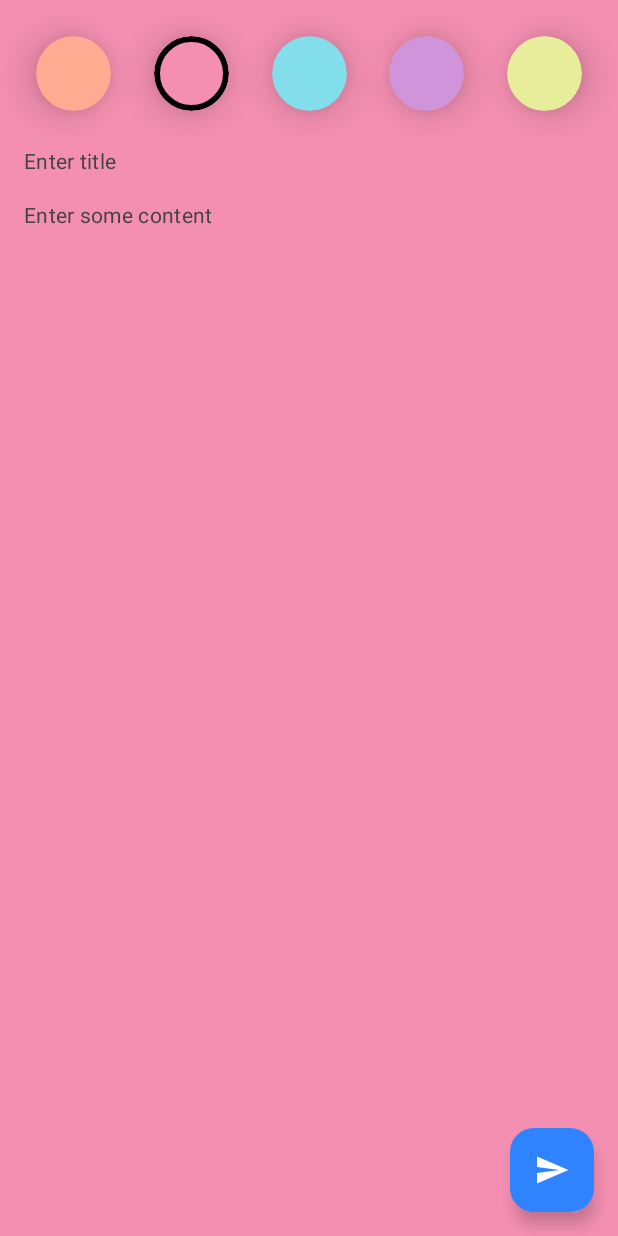
After one commit to devenvoy/Note-App-CMP, an Android app built with Jetpack Compose: the composable AddEditNoteScreen called with empty values, on a phone screen of 412 x 824 dp. The commit adds this screen. Run offline under Robolectric (Android 15) with nearby library versions, the phone set to English and light mode, and no system bars; our stand-ins replace Compose Multiplatform resources, Voyager; 4 statements that could not run were skipped.

Commit message:
crud operation implemented

```diff
--- a/composeApp/src/commonMain/kotlin/com/devansh/noteapp/App.kt
+++ b/composeApp/src/commonMain/kotlin/com/devansh/noteapp/App.kt
@@ -11,7 +11,7 @@ import org.jetbrains.compose.ui.tooling.preview.Preview
 @Composable
 @Preview
 fun App(db: SqlDelightNoteDataSource) {
-    Constants.dbClient = db
+    Constants.noteDatabase = db
   NoteAppTheme {
       Navigator(SplashScreen())
   }
--- a/composeApp/src/commonMain/kotlin/com/devansh/noteapp/domain/model/Note.kt
+++ b/composeApp/src/commonMain/kotlin/com/devansh/noteapp/domain/model/Note.kt
@@ -19,7 +19,7 @@ data class Note(
     val created: LocalDateTime
 ) {
     companion object {
-        private val colors = listOf(
+        val colors = listOf(
             RedOrangeHex,
             RedPinkHex,
             BabyBlueHex,
--- /dev/null
+++ b/composeApp/src/commonMain/kotlin/com/devansh/noteapp/ui/components/HintUI.kt
@@ -0,0 +1,40 @@
+package com.devansh.noteapp.ui.components
+
+import androidx.compose.foundation.layout.Box
+import androidx.compose.foundation.layout.fillMaxWidth
+import androidx.compose.foundation.text.BasicTextField
+import androidx.compose.material3.Text
+import androidx.compose.runtime.Composable
+import androidx.compose.ui.Modifier
+import androidx.compose.ui.focus.FocusState
+import androidx.compose.ui.focus.onFocusChanged
+import androidx.compose.ui.graphics.Color
+import androidx.compose.ui.text.TextStyle
+
+
+@Composable
+fun HintUI(
+    text: String,
+    hint: String,
+    modifier: Modifier = Modifier,
+    isHintVisible: Boolean = false,
+    onValueChange: (String) -> Unit,
+    textStyle: TextStyle,
+    singleLine: Boolean = false,
+    onFocusChange: (FocusState) -> Unit
+) {
+    Box(modifier = Modifier) {
+        BasicTextField(
+            value = text,
+            onValueChange = onValueChange,
+            singleLine = singleLine,
+            textStyle = textStyle,
+            modifier = Modifier
+                .fillMaxWidth()
+                .onFocusChanged { onFocusChange(it) }
+        )
+        if (isHintVisible) {
+            Text(text = hint, style = textStyle, color = Color.DarkGray)
+        }
+    }
+}
--- /dev/null
+++ b/composeApp/src/commonMain/kotlin/com/devansh/noteapp/ui/composable/add_edit_note/AddEditNoteEvent.kt
@@ -0,0 +1,15 @@
+package com.devansh.noteapp.ui.composable.add_edit_note
+
+import androidx.compose.ui.focus.FocusState
+
+sealed class AddEditNoteEvent {
+    data class EnteredTitle(val newTitle: String) : AddEditNoteEvent()
+    data class ChangeTitleFocus(val focusState: FocusState) : AddEditNoteEvent()
+
+    data class EnteredContent(val newContent: String) : AddEditNoteEvent()
+    data class ChangeContentFocus(val focusState: FocusState) : AddEditNoteEvent()
+
+    data class ChangeColor(val color: Long) : AddEditNoteEvent()
+
+    data object SaveNote : AddEditNoteEvent()
+}
--- /dev/null
+++ b/composeApp/src/commonMain/kotlin/com/devansh/noteapp/ui/composable/add_edit_note/AddEditNoteScreen.kt
@@ -0,0 +1,162 @@
+package com.devansh.noteapp.ui.composable.add_edit_note
+
+import androidx.compose.animation.Animatable
+import androidx.compose.animation.core.tween
+import androidx.compose.foundation.background
+import androidx.compose.foundation.border
+import androidx.compose.foundation.clickable
+import androidx.compose.foundation.layout.Arrangement
+import androidx.compose.foundation.layout.Box
+import androidx.compose.foundation.layout.Column
+import androidx.compose.foundation.layout.Row
+import androidx.compose.foundation.layout.Spacer
+import androidx.compose.foundation.layout.fillMaxHeight
+import androidx.compose.foundation.layout.fillMaxSize
+import androidx.compose.foundation.layout.fillMaxWidth
+import androidx.compose.foundation.layout.height
+import androidx.compose.foundation.layout.padding
+import androidx.compose.foundation.layout.size
+import androidx.compose.foundation.shape.CircleShape
+import androidx.compose.material.icons.Icons
+import androidx.compose.material.icons.automirrored.filled.Send
+import androidx.compose.material3.FloatingActionButton
+import androidx.compose.material3.Icon
+import androidx.compose.material3.MaterialTheme
+import androidx.compose.material3.Scaffold
+import androidx.compose.material3.SnackbarHostState
+import androidx.compose.runtime.Composable
+import androidx.compose.runtime.LaunchedEffect
+import androidx.compose.runtime.remember
+import androidx.compose.runtime.rememberCoroutineScope
+import androidx.compose.ui.Modifier
+import androidx.compose.ui.draw.clip
+import androidx.compose.ui.draw.shadow
+import androidx.compose.ui.graphics.Color
+import androidx.compose.ui.unit.dp
+import cafe.adriel.voyager.core.model.rememberScreenModel
+import cafe.adriel.voyager.core.screen.Screen
+import cafe.adriel.voyager.navigator.LocalNavigator
+import cafe.adriel.voyager.navigator.currentOrThrow
+import com.devansh.noteapp.domain.model.Note
+import com.devansh.noteapp.ui.composable.core.Constants
+import com.devansh.noteapp.ui.components.HintUI
+import kotlinx.coroutines.flow.collectLatest
+import kotlinx.coroutines.launch
+
+class AddEditNoteScreen(private val noteId: Long) : Screen {
+    @Composable
+    override fun Content() {
+        val navigator = LocalNavigator.currentOrThrow
+        val viewModel = rememberScreenModel { AddEditNoteViewModel(Constants.noteDatabase) }
+        LaunchedEffect(Unit) {
+            viewModel.initState(noteId = noteId)
+        }
+        AddEditScreenContent(viewModel = viewModel, onNavigateUp = { navigator.pop() })
+    }
+}
+
+@Composable
+fun AddEditScreenContent(
+    viewModel: AddEditNoteViewModel, onNavigateUp: () -> Unit
+) {
+    val titleState = viewModel.noteTitle.value
+    val contentState = viewModel.noteContent.value
+    val noteBgAnimation = remember { Animatable(Color(viewModel.noteColor.value)) }
+
+    val scope = rememberCoroutineScope()
+
+    LaunchedEffect(key1 = true) {
+        viewModel.eventFlow.collectLatest { event ->
+            when (event) {
+                is AddEditNoteViewModel.UiEvent.ShowSnackbar -> {
+                    SnackbarHostState().showSnackbar(
+                        message = event.message
+                    )
+                }
+
+                is AddEditNoteViewModel.UiEvent.SaveNote -> {
+                    onNavigateUp()
+                }
+            }
+        }
+    }
+
+    Scaffold(floatingActionButton = {
+        FloatingActionButton(
+            onClick = {
+                viewModel.onEvent(AddEditNoteEvent.SaveNote)
+            }, containerColor = MaterialTheme.colorScheme.primary
+        ) {
+            Icon(imageVector = Icons.AutoMirrored.Filled.Send, contentDescription = "Save Note")
+        }
+    }) { padding ->
+        //making a Row to select colors
+        Column(
+            modifier = Modifier.fillMaxSize().background(noteBgAnimation.value).padding(16.dp)
+        ) {
+            Row(
+                modifier = Modifier.fillMaxWidth().padding(8.dp),
+                horizontalArrangement = Arrangement.SpaceBetween
+            ) {
+                //make circles for each color we have
+                Note.colors.forEach { colorInt ->
+                    val color = Color(colorInt)
+
+                    Box(modifier = Modifier.size(50.dp).shadow(15.dp, CircleShape).clip(CircleShape)
+                        .background(color).border(
+                            width = 4.dp,
+                            color = if (viewModel.noteColor.value == colorInt) {
+                                Color.Black  //color is selected
+                            } else {
+                                Color.Transparent  //color is deselected
+                            },
+                            shape = CircleShape
+                        ).clickable {
+                            scope.launch {
+                                noteBgAnimation.animateTo(
+                                    targetValue = Color(colorInt),
+                                    animationSpec = tween(durationMillis = 500)
+                                )
+                            }
+
+                            viewModel.onEvent(AddEditNoteEvent.ChangeColor(colorInt))
+                        }
+
+                    )
+                }
+            }
+
+            Spacer(Modifier.height(16.dp))
+
+            HintUI(
+                text = titleState.text,
+                hint = titleState.hint,
+                onValueChange = {
+                    viewModel.onEvent(AddEditNoteEvent.EnteredTitle(it))
+                },
+                onFocusChange = {
+                    viewModel.onEvent(AddEditNoteEvent.ChangeTitleFocus(it))
+                },
+                isHintVisible = titleState.isHintVisible,
+                singleLine = true,
+                textStyle = MaterialTheme.typography.bodyMedium
+            )
+
+            Spacer(Modifier.height(16.dp))
+
+            HintUI(
+                text = contentState.text,
+                hint = contentState.hint,
+                onValueChange = {
+                    viewModel.onEvent(AddEditNoteEvent.EnteredContent(it))
+                },
+                onFocusChange = {
+                    viewModel.onEvent(AddEditNoteEvent.ChangeContentFocus(it))
+                },
+                isHintVisible = contentState.isHintVisible,
+                textStyle = MaterialTheme.typography.bodyMedium,
+                modifier = Modifier.fillMaxHeight()
+            )
+        }
+    }
+}
--- /dev/null
+++ b/composeApp/src/commonMain/kotlin/com/devansh/noteapp/ui/composable/add_edit_note/AddEditNoteViewModel.kt
@@ -0,0 +1,109 @@
+package com.devansh.noteapp.ui.composable.add_edit_note
+
+import androidx.compose.runtime.MutableState
+import androidx.compose.runtime.State
+import androidx.compose.runtime.mutableStateOf
+import cafe.adriel.voyager.core.model.ScreenModel
+import cafe.adriel.voyager.core.model.screenModelScope
+import com.devansh.noteapp.domain.model.Note
+import com.devansh.noteapp.domain.repo.NoteDataSource
+import com.devansh.noteapp.domain.utils.DateTimeUtil
+import kotlinx.coroutines.flow.MutableSharedFlow
+import kotlinx.coroutines.flow.asSharedFlow
+import kotlinx.coroutines.launch
+
+class AddEditNoteViewModel(
+    private val noteDataSource: NoteDataSource
+) : ScreenModel {
+
+    private val _noteTitle = mutableStateOf(NoteTextFieldState(hint = "Enter title"))
+    val noteTitle: State<NoteTextFieldState> = _noteTitle
+
+    private val _noteContent = mutableStateOf(NoteTextFieldState(hint = "Enter some content"))
+    val noteContent: State<NoteTextFieldState> = _noteContent
+
+    private val _noteColor = mutableStateOf(Note.generateRandomColor())
+    val noteColor: MutableState<Long> = _noteColor
+
+    private val _eventFlow = MutableSharedFlow<UiEvent>()
+    val eventFlow = _eventFlow.asSharedFlow()
+
+    private var currentNoteId: Long? = null
+
+    fun initState(noteId: Long) {
+        if (noteId != -1L) {
+            screenModelScope.launch {
+                noteDataSource.getNoteById(noteId)?.also { note ->
+                    currentNoteId = note.id
+                    _noteTitle.value = noteTitle.value.copy(
+                        text = note.title,
+                        isHintVisible = false
+                    )
+
+                    _noteContent.value = noteContent.value.copy(
+                        text = note.content,
+                        isHintVisible = false
+                    )
+
+                    _noteColor.value = note.colorRes
+                }
+            }
+        }
+    }
+
+    fun onEvent(event: AddEditNoteEvent) {
+        when (event) {
+             is AddEditNoteEvent.EnteredTitle -> {
+                _noteTitle.value = noteTitle.value.copy(text = event.newTitle)
+            }
+
+             is AddEditNoteEvent.ChangeTitleFocus -> {
+                _noteTitle.value = noteTitle.value.copy(
+                    isHintVisible = !event.focusState.isFocused && noteTitle.value.text.isBlank()
+                )
+            }
+
+            is AddEditNoteEvent.EnteredContent -> {
+                _noteContent.value = noteContent.value.copy(text = event.newContent)
+            }
+
+            is AddEditNoteEvent.ChangeContentFocus -> {
+                _noteContent.value = noteContent.value.copy(
+                    isHintVisible = !event.focusState.isFocused && noteContent.value.text.isBlank()
+                )
+            }
+
+            is AddEditNoteEvent.ChangeColor -> {
+                _noteColor.value = event.color
+            }
+
+            is AddEditNoteEvent.SaveNote -> {
+                screenModelScope.launch {
+                    try {
+                        noteDataSource.insertNote(
+                            Note(
+                                title = noteTitle.value.text,
+                                content = noteContent.value.text,
+                                created = DateTimeUtil.now(),
+                                colorRes = noteColor.value,
+                                id = currentNoteId
+                            )
+                        )
+                        _eventFlow.emit(UiEvent.SaveNote)
+                    } catch (e: Exception) {
+                        _eventFlow.emit(
+                            UiEvent.ShowSnackbar(message = e.message ?: "Couldn't Save Note")
+                        )
+                    }
+                }
+            }
+
+        }
+    }
+
+    sealed class UiEvent {
+        data class ShowSnackbar(val message: String) : UiEvent()
+        data object SaveNote : UiEvent()
+    }
+
+}
--- /dev/null
+++ b/composeApp/src/commonMain/kotlin/com/devansh/noteapp/ui/composable/add_edit_note/NoteTextFieldState.kt
@@ -0,0 +1,7 @@
+package com.devansh.noteapp.ui.composable.add_edit_note
+
+data class NoteTextFieldState(
+    val text: String = "",
+    val hint: String = "",
+    val isHintVisible: Boolean = true
+)
--- a/composeApp/src/commonMain/kotlin/com/devansh/noteapp/ui/composable/core/Constants.kt
+++ b/composeApp/src/commonMain/kotlin/com/devansh/noteapp/ui/composable/core/Constants.kt
@@ -4,6 +4,6 @@ import com.devansh.noteapp.data.local.SqlDelightNoteDataSource
 
 class Constants{
     companion object{
-        lateinit var dbClient: SqlDelightNoteDataSource
+        lateinit var noteDatabase: SqlDelightNoteDataSource
     }
 }
```
Also changed, not shown: composeApp/src/commonMain/kotlin/com/devansh/noteapp/ui/components/DefaultRadioButton.kt (added, +39 -0 lines), composeApp/src/commonMain/kotlin/com/devansh/noteapp/ui/components/NoteItem.kt (added, +99 -0 lines), composeApp/src/commonMain/kotlin/com/devansh/noteapp/ui/components/OrderSection.kt (added, +61 -0 lines), composeApp/src/commonMain/kotlin/com/devansh/noteapp/ui/composable/home/HomeScreen.kt (+24 -6 lines), composeApp/src/commonMain/kotlin/com/devansh/noteapp/ui/composable/home/notes/NotesEvent.kt (added, +10 -0 lines), composeApp/src/commonMain/kotlin/com/devansh/noteapp/ui/composable/home/notes/NotesScreenUI.kt (added, +70 -0 lines).
